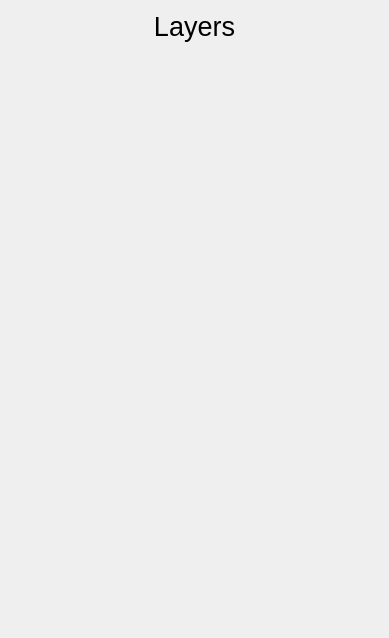
First picture: the form in sources/Forms/formlayers.ui, repository jose94752/ClipEdit, before the edit.
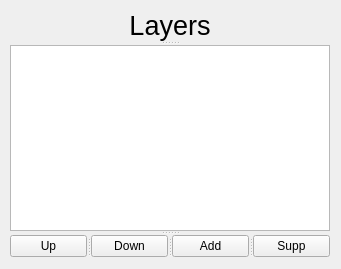
Second picture: the form after the edit.

Commit message: 1er ajout Layers

```diff
--- a/sources/Forms/formlayers.ui
+++ b/sources/Forms/formlayers.ui
@@ -6,19 +6,26 @@
    <rect>
     <x>0</x>
     <y>0</y>
-    <width>389</width>
-    <height>638</height>
+    <width>341</width>
+    <height>269</height>
    </rect>
   </property>
   <property name="windowTitle">
    <string>Form</string>
   </property>
-  <layout class="QVBoxLayout" name="verticalLayout">
-   <property name="sizeConstraint">
-    <enum>QLayout::SetDefaultConstraint</enum>
+  <widget class="QSplitter" name="splitter_2">
+   <property name="geometry">
+    <rect>
+     <x>10</x>
+     <y>10</y>
+     <width>320</width>
+     <height>247</height>
+    </rect>
    </property>
-   <item>
-    <widget class="QLabel" name="label">
+   <property name="orientation">
+    <enum>Qt::Vertical</enum>
+   </property>
+   <widget class="QLabel" name="labelTextBox">
      <property name="sizePolicy">
       <sizepolicy hsizetype="Preferred" vsizetype="Fixed">
        <horstretch>0</horstretch>
@@ -33,28 +40,62 @@
      <property name="text">
       <string>Layers</string>
      </property>
-     <property name="textFormat">
-      <enum>Qt::PlainText</enum>
-     </property>
      <property name="alignment">
       <set>Qt::AlignCenter</set>
      </property>
     </widget>
-   </item>
-   <item>
-    <spacer name="verticalSpacer">
+   <widget class="QTableWidget" name="tableWidgetLayers">
+    <property name="selectionMode">
+     <enum>QAbstractItemView::SingleSelection</enum>
+    </property>
+    <property name="selectionBehavior">
+     <enum>QAbstractItemView::SelectRows</enum>
+    </property>
+    <property name="showGrid">
+     <bool>false</bool>
+    </property>
+    <property name="gridStyle">
+     <enum>Qt::NoPen</enum>
+    </property>
+    <attribute name="horizontalHeaderVisible">
+     <bool>false</bool>
+    </attribute>
+    <attribute name="horizontalHeaderDefaultSectionSize">
+     <number>32</number>
+    </attribute>
+    <attribute name="horizontalHeaderHighlightSections">
+     <bool>false</bool>
+    </attribute>
+    <attribute name="verticalHeaderVisible">
+     <bool>false</bool>
+    </attribute>
+   </widget>
+   <widget class="QSplitter" name="splitter">
      <property name="orientation">
-      <enum>Qt::Vertical</enum>
-     </property>
-     <property name="sizeHint" stdset="0">
-      <size>
-       <width>20</width>
-       <height>40</height>
-      </size>
+     <enum>Qt::Horizontal</enum>
+    </property>
+    <widget class="QPushButton" name="buttonUp">
+     <property name="text">
+      <string>Up</string>
      </property>
-    </spacer>
-   </item>
-  </layout>
+    </widget>
+    <widget class="QPushButton" name="pushDown">
+     <property name="text">
+      <string>Down</string>
+     </property>
+    </widget>
+    <widget class="QPushButton" name="pushAdd">
+     <property name="text">
+      <string>Add</string>
+     </property>
+    </widget>
+    <widget class="QPushButton" name="pushSupp">
+     <property name="text">
+      <string>Supp</string>
+     </property>
+    </widget>
+   </widget>
+  </widget>
  </widget>
  <resources/>
  <connections/>
```
Lines whose indentation alone changed are shown as unchanged. The commit also changes 9 other files.
